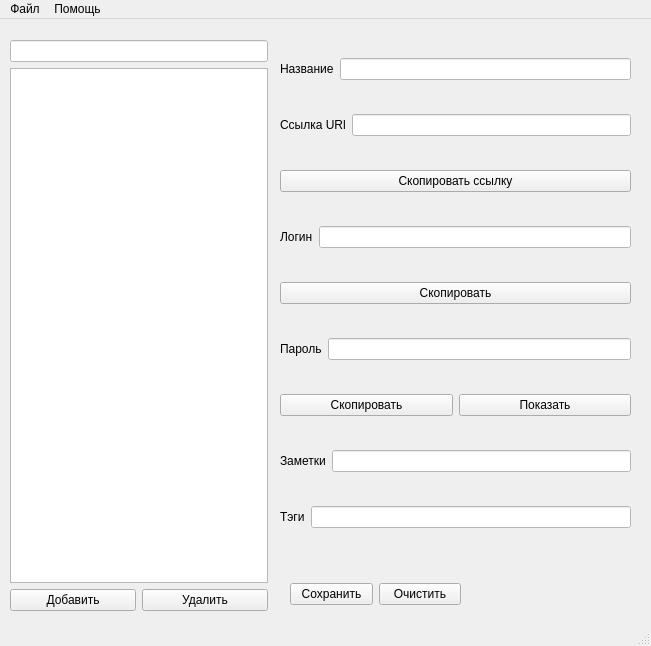
This is mainwindow.ui in ioTardis/PasswordManager as Qt 5 draws it before an edit. The edited form follows.
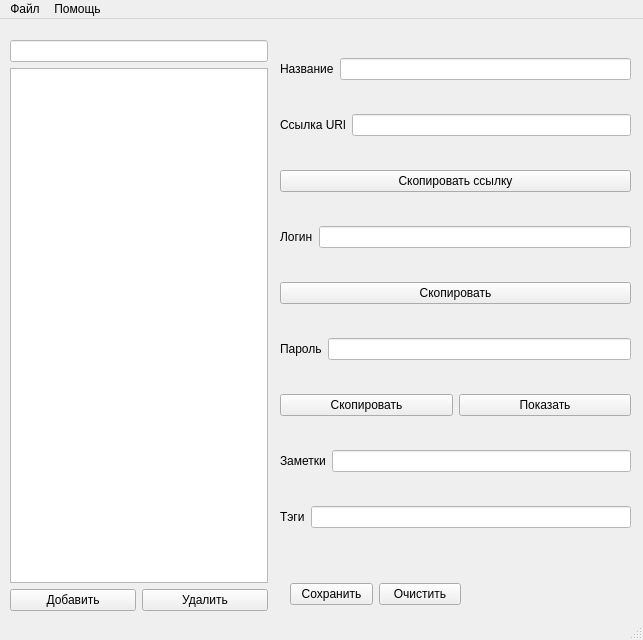
This is the edited form.

Commit message: Добавлена функция скрытия/показа пароля

```diff
--- a/mainwindow.ui
+++ b/mainwindow.ui
@@ -6,8 +6,8 @@
    <rect>
     <x>0</x>
     <y>0</y>
-    <width>651</width>
-    <height>646</height>
+    <width>643</width>
+    <height>640</height>
    </rect>
   </property>
   <property name="windowTitle">
@@ -256,7 +256,7 @@
     <rect>
      <x>0</x>
      <y>0</y>
-     <width>651</width>
+     <width>643</width>
      <height>22</height>
     </rect>
    </property>
```
The commit also changes 2 other files.
